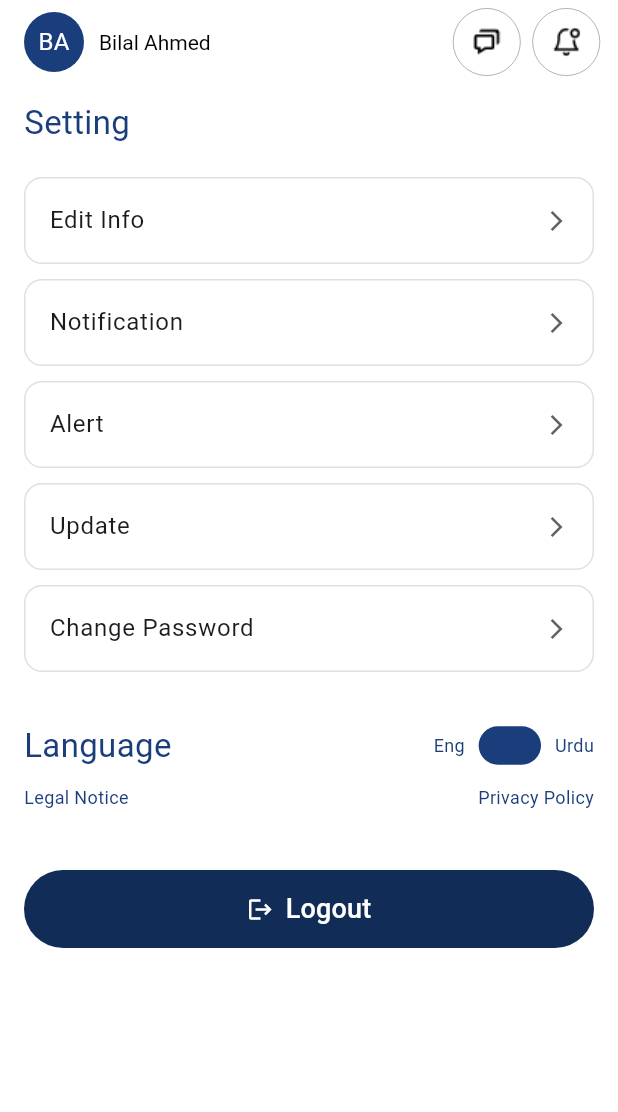
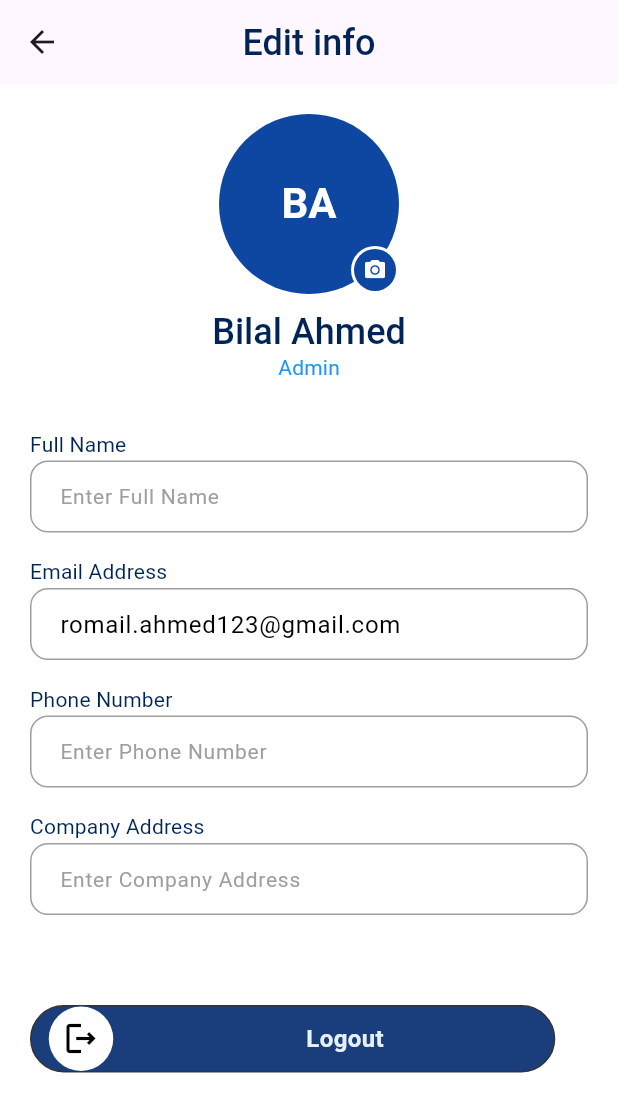
Before and after one commit to waqas1343/TrackLet, a Flutter app: the SettingScreen screen opened directly, after a tap on "Edit Info", on a phone screen of 412 x 824 dp. Shown: the top 1112 px of the screen. Run offline on Flutter 3.47's test engine with Material 3 defaults, Android fonts, the phone set to English and light mode, and no system bars; Roboto replaces fonts that are missing (Oddval).

Commit message:
setting screens done

```diff
--- a/lib/core/widgets/custom_app_bar/custom_app_bar.dart
+++ b/lib/core/widgets/custom_app_bar/custom_app_bar.dart
@@ -6,15 +6,17 @@ import 'package:tracklet/presentation/main_app/notification/notification/notific
 import 'package:tracklet/presentation/main_app/setting_screen/setting_screen/seting_screen.dart';
 
 class CustomAppBar extends StatelessWidget implements PreferredSizeWidget {
-  final String name;
-  final String initials;
+  final String? name;
+  final String? initials;
+  final String? centerTitle;
   final VoidCallback? onChatTap;
   final VoidCallback? onNotificationTap;
 
   const CustomAppBar({
     super.key,
-    required this.name,
-    required this.initials,
+    this.name,
+    this.initials,
+    this.centerTitle,
     this.onChatTap,
     this.onNotificationTap,
   });
@@ -25,28 +27,33 @@ class CustomAppBar extends StatelessWidget implements PreferredSizeWidget {
       automaticallyImplyLeading: false,
       elevation: 0,
       backgroundColor: Colors.white,
-      title: Row(
-        children: [
-          GestureDetector(
+      centerTitle: true,
+      title: Text(
+        centerTitle ?? "",
+        style: const TextStyle(
+          color: Colors.black,
+          fontSize: 16,
+          fontWeight: FontWeight.w600,
+        ),
+      ),
+      leading: GestureDetector(
         onTap: () {
           Navigator.push(
             context,
             MaterialPageRoute(builder: (context) => SettingScreen()),
           );
         },
+        child: Padding(
+          padding: const EdgeInsets.only(left: 8),
           child: CircleAvatar(
             backgroundColor: AppColors.darkBlue,
             child: Text(
-                initials,
+              initials ?? "",
               style: const TextStyle(color: Colors.white, fontSize: 16),
             ),
           ),
         ),
-          const SizedBox(width: 10),
-          Text(name, style: const TextStyle(color: Colors.black, fontSize: 14)),
-        ],
       ),
-
       actions: [
         GestureDetector(
           onTap:
--- a/lib/main.dart
+++ b/lib/main.dart
@@ -2,7 +2,7 @@ import 'package:flutter/material.dart';
 import 'package:provider/provider.dart';
 import 'package:tracklet/core/theme/app_text_theme/app_text_theme.dart';
 import 'package:tracklet/logic/multi_providers/multi_providers.dart';
-import 'package:tracklet/presentation/main_app/bottom_nav_bar/bottom_nav_bar.dart';
+import 'package:tracklet/presentation/main_app/setting_screen/setting_screen/seting_screen.dart';
 
 void main() {
   runApp(const TrackLet());
@@ -22,8 +22,7 @@ class TrackLet extends StatelessWidget {
         debugShowCheckedModeBanner: false,
         // initialRoute: AppRoutes.splash,
         // onGenerateRoute: AppRouter.generateRoute,
-        home: BottomNavBar(),
-
+        home: SettingScreen(),
       ),
     );
   }
--- a/lib/presentation/auth/login_screen/login_screen.dart
+++ b/lib/presentation/auth/login_screen/login_screen.dart
@@ -64,7 +64,8 @@ class LoginScreen extends StatelessWidget {
                           hintText: 'Enter your email',
                           controller: emailController,
                           errorText: validation.emailError,
-                          validator: (_) => validation.emailError, onChanged: (value) {  },
+                          validator: (_) => validation.emailError,
+                           onChanged: (value) {  },
                         ),
                         const SizedBox(height: 10),
 
--- a/lib/presentation/main_app/setting_screen/setting_screen/seting_screen.dart
+++ b/lib/presentation/main_app/setting_screen/setting_screen/seting_screen.dart
@@ -1,6 +1,10 @@
 import 'package:flutter/material.dart';
 import 'package:tracklet/core/constants/colors/app_colors.dart';
-import 'package:tracklet/core/widgets/custom_app_bar/custom_app_bar.dart';
+import 'package:tracklet/core/widgets/custom_button/custom_button.dart';
+import 'package:tracklet/core/widgets/custom_text/custom_text.dart';
+import 'package:tracklet/presentation/main_app/notification/notification/notification_screen.dart';
+import 'package:tracklet/presentation/main_app/setting_screen/widgets/change_password/change_password.dart';
+import 'package:tracklet/presentation/main_app/setting_screen/widgets/edit_info/edit_info.dart';
 
 class SettingScreen extends StatelessWidget {
   const SettingScreen({super.key});
@@ -9,52 +13,70 @@ class SettingScreen extends StatelessWidget {
   Widget build(BuildContext context) {
     return Scaffold(
       backgroundColor: Colors.white,
-      appBar: CustomAppBar(name: "Bilal Ahmed", initials: "BA"),
+      appBar: AppBar(
+        title: AppBar(
+          title: CustomText(
+            text: "Setting",
+            style: Theme.of(context).textTheme.displaySmall,
+          ),
+          centerTitle: true,
+        ),
+        centerTitle: true,
+      ),
       body: Padding(
         padding: const EdgeInsets.symmetric(horizontal: 16),
         child: ListView(
           children: [
-            SizedBox(height: 10),
-            Text(
-              'Setting',
-              style: TextStyle(
-                fontSize: 22,
-                fontWeight: FontWeight.w400,
-                color: AppColors.darkBlue,
-              ),
+            const SizedBox(height: 30),
+            CustomText(
+              text: "Setting",
+              style: Theme.of(context).textTheme.titleLarge,
             ),
-            SizedBox(height: 16),
-            ...[
-              "Edit Info",
-              "Notification",
-              "Alert",
-              "Update",
-              "Change Password",
-            ].map((title) => SettingButton(title: title)),
-            SizedBox(height: 20),
+            const SizedBox(height: 16),
+            SettingButton(
+              title: "Edit Info",
+              onTap: () {
+                Navigator.push(
+                  context,
+                  MaterialPageRoute(builder: (context) => EditInfo()),
+                );
+              },
+            ),
+            SettingButton(
+              title: "Notification",
+              onTap: () {
+                Navigator.push(
+                  context,
+                  MaterialPageRoute(builder: (context) => NotificationScreen()),
+                );
+              },
+            ),
+            SettingButton(title: "Alert", onTap: () {}),
+            SettingButton(title: "Update", onTap: () {}),
+            SettingButton(
+              title: "Change Password",
+              onTap: () {
+                Navigator.push(
+                  context,
+                  MaterialPageRoute(builder: (context) => ChangePassword()),
+                );
+              },
+            ),
+            const SizedBox(height: 20),
             Row(
               mainAxisAlignment: MainAxisAlignment.spaceBetween,
               crossAxisAlignment: CrossAxisAlignment.center,
               children: [
-                Text(
-                  'Language',
-                  style: TextStyle(
-                    fontSize: 22,
-                    fontWeight: FontWeight.w400,
-                    color: AppColors.darkBlue,
-                  ),
+                CustomText(
+                  text: "Language",
+                  style: Theme.of(context).textTheme.titleLarge,
                 ),
                 Row(
                   children: [
-                    Text(
-                      'Eng',
-                      style: TextStyle(
-                        fontSize: 12,
-                        fontWeight: FontWeight.w400,
-                        color: AppColors.darkBlue,
-                      ),
+                    CustomText(
+                      text: "Eng",
+                      style: Theme.of(context).textTheme.bodySmall,
                     ),
-
                     Transform.scale(
                       scale: 0.8,
                       child: Switch(
@@ -64,60 +86,39 @@ class SettingScreen extends StatelessWidget {
                         onChanged: (val) {},
                       ),
                     ),
-
-                    Text(
-                      'Urdu',
-                      style: TextStyle(
-                        fontSize: 12,
-                        fontWeight: FontWeight.w400,
-                        color: AppColors.darkBlue,
-                      ),
+                    CustomText(
+                      text: "Urdu",
+                      style: Theme.of(context).textTheme.bodySmall,
                     ),
                   ],
                 ),
               ],
             ),
-            SizedBox(height: 2),
+            const SizedBox(height: 2),
             Row(
               mainAxisAlignment: MainAxisAlignment.spaceBetween,
               children: [
-                Text('Legal Notice',  style: TextStyle(
-                        fontSize: 12,
-                        fontWeight: FontWeight.w400,
-                        color: AppColors.darkBlue,
-                      ),),
-                Text('Privacy Policy',  style: TextStyle(
-                        fontSize: 12,
-                        fontWeight: FontWeight.w400,
-                        color: AppColors.darkBlue,
-                      ),),
+                CustomText(
+                  text: "Legal Notice",
+                  style: Theme.of(context).textTheme.bodySmall,
+                ),
+                CustomText(
+                  text: ",Privacy Policy",
+                  style: Theme.of(context).textTheme.bodySmall,
+                ),
               ],
             ),
-            SizedBox(height: 40),
-            Container(
-              height: 52,
-              decoration: BoxDecoration(
-                color: Color(0xFF112D57),
-                borderRadius: BorderRadius.circular(32),
-              ),
-              child: TextButton.icon(
-                icon: Icon(Icons.logout, color: Colors.white),
-                label: Text(
-                  'Logout',
-                  style: TextStyle(
-                    color: Colors.white,
-                    fontSize: 18,
-                    fontWeight: FontWeight.w500,
-                  ),
-                ),
-                onPressed: () {},
-                style: TextButton.styleFrom(
-                  padding: EdgeInsets.symmetric(horizontal: 0),
-                  shape: StadiumBorder(),
-                ),
-              ),
+            const SizedBox(height: 40),
+            AppButtons.customElevatedButton(
+              hasBorder: true,
+
+              icon: Icons.logout_outlined,
+              height: 45,
+              context: context,
+              label: "Logout",
+              onPressed: () {},
+              backgroundColor: AppColors.darkBlue,
             ),
-
           ],
         ),
       ),
@@ -127,12 +128,14 @@ class SettingScreen extends StatelessWidget {
 
 class SettingButton extends StatelessWidget {
   final String title;
-  const SettingButton({super.key, required this.title});
+  final VoidCallback onTap;
+
+  const SettingButton({super.key, required this.title, required this.onTap});
 
   @override
   Widget build(BuildContext context) {
     return Container(
-      margin: EdgeInsets.symmetric(vertical: 5),
+      margin: const EdgeInsets.symmetric(vertical: 5),
       decoration: BoxDecoration(
         borderRadius: BorderRadius.circular(12),
         border: Border.all(color: Colors.grey[300]!),
@@ -141,15 +144,15 @@ class SettingButton extends StatelessWidget {
       child: ListTile(
         title: Text(
           title,
-          style: TextStyle(fontSize: 16, fontWeight: FontWeight.w400),
+          style: const TextStyle(fontSize: 16, fontWeight: FontWeight.w400),
         ),
         trailing: Icon(
           Icons.arrow_forward_ios,
           size: 16,
           color: Colors.grey[700],
         ),
-        contentPadding: EdgeInsets.symmetric(horizontal: 16, vertical: 0),
-        onTap: () {},
+        contentPadding: const EdgeInsets.symmetric(horizontal: 16, vertical: 0),
+        onTap: onTap,
       ),
     );
   }
--- /dev/null
+++ b/lib/presentation/main_app/setting_screen/widgets/edit_info/edit_info.dart
@@ -0,0 +1,153 @@
+import 'package:flutter/material.dart';
+import 'package:tracklet/core/constants/colors/app_colors.dart';
+import 'package:tracklet/core/widgets/custom_button/custom_button.dart';
+import 'package:tracklet/core/widgets/custom_text/custom_text.dart';
+import 'package:tracklet/core/widgets/textfield/app_textfield.dart';
+
+class EditInfo extends StatelessWidget {
+  final TextEditingController fullName = TextEditingController();
+  final TextEditingController emailAdress = TextEditingController(
+    text: "romail.ahmed123@gmail.com",
+  );
+  final TextEditingController phoneNumber = TextEditingController();
+  final TextEditingController companyAdres = TextEditingController();
+
+  EditInfo({super.key});
+
+  @override
+  Widget build(BuildContext context) {
+    return Scaffold(
+      appBar: AppBar(
+        title: CustomText(
+          text: "Edit info",
+          style: Theme.of(context).textTheme.displaySmall,
+        ),
+        centerTitle: true,
+      ),
+      body: SingleChildScrollView(
+        padding: const EdgeInsets.symmetric(horizontal: 20, vertical: 20),
+        child: Column(
+          crossAxisAlignment: CrossAxisAlignment.start,
+          children: [
+            Center(
+              child: Column(
+                children: [
+                  Stack(
+                    alignment: Alignment.bottomRight,
+                    children: [
+                      CircleAvatar(
+                        radius: 60,
+                        backgroundColor: Colors.blue.shade900,
+                        child: CustomText(
+                          text: "BA",
+                          style: Theme.of(context).textTheme.headlineSmall
+                              ?.copyWith(color: AppColors.white),
+                        ),
+                      ),
+                      CircleAvatar(
+                        radius: 16,
+                        backgroundColor: Colors.white,
+                        child: CircleAvatar(
+                          radius: 14,
+                          backgroundColor: Colors.blue.shade900,
+                          child: const Icon(
+                            Icons.camera_alt,
+                            size: 16,
+                            color: Colors.white,
+                          ),
+                        ),
+                      ),
+                    ],
+                  ),
+                  const SizedBox(height: 10),
+                  CustomText(
+                    text: "Bilal Ahmed",
+                    style: Theme.of(context).textTheme.displaySmall,
+                  ),
+                  CustomText(
+                    text: "Admin",
+                    style: Theme.of(
+                      context,
+                    ).textTheme.titleMedium?.copyWith(color: Colors.blue),
+                  ),
+                ],
+              ),
+            ),
+            const SizedBox(height: 30),
+
+            CustomText(
+              text: "Full Name",
+              style: Theme.of(context).textTheme.titleMedium,
+            ),
+            AppTextFields.customTextField(
+              hintText: "Enter Full Name",
+              controller: fullName,
+              validator: (value) {
+                return null;
+              },
+              onChanged: (value) {},
+            ),
+
+            const SizedBox(height: 16),
+
+            CustomText(
+              text: "Email Address",
+              style: Theme.of(context).textTheme.titleMedium,
+            ),
+            AppTextFields.customTextField(
+              hintText: "Enter Email Address",
+              controller: emailAdress,
+              validator: (value) {
+                return null;
+              },
+              onChanged: (value) {},
+            ),
+
+            const SizedBox(height: 16),
+
+            CustomText(
+              text: "Phone Number",
+              style: Theme.of(context).textTheme.titleMedium,
+            ),
+            AppTextFields.customTextField(
+              hintText: "Enter Phone Number",
+              controller: phoneNumber,
+              validator: (value) {
+                return null;
+              },
+              onChanged: (value) {},
+            ),
+
+            const SizedBox(height: 16),
+
+            CustomText(
+              text: "Company Address",
+              style: Theme.of(context).textTheme.titleMedium,
+            ),
+            AppTextFields.customTextField(
+              hintText: "Enter Company Address",
+              controller: companyAdres,
+              validator: (value) {
+                return null;
+              },
+              onChanged: (value) {},
+            ),
+
+            const SizedBox(height: 60),
+
+            AppButtons.customElevatedButton(
+              hasBorder: true,
+
+              icon: Icons.logout_outlined,
+              height: 45,
+              context: context,
+              label: "Logout",
+              onPressed: () {},
+              backgroundColor: AppColors.darkBlue,
+            ),
+          ],
+        ),
+      ),
+    );
+  }
+}
```
Also changed, not shown: lib/presentation/main_app/notification/notification/notification_screen.dart (+62 -13 lines), lib/presentation/main_app/setting_screen/widgets/change_password/change_password.dart (added, +106 -0 lines). Lines whose indentation alone changed are shown as unchanged.
